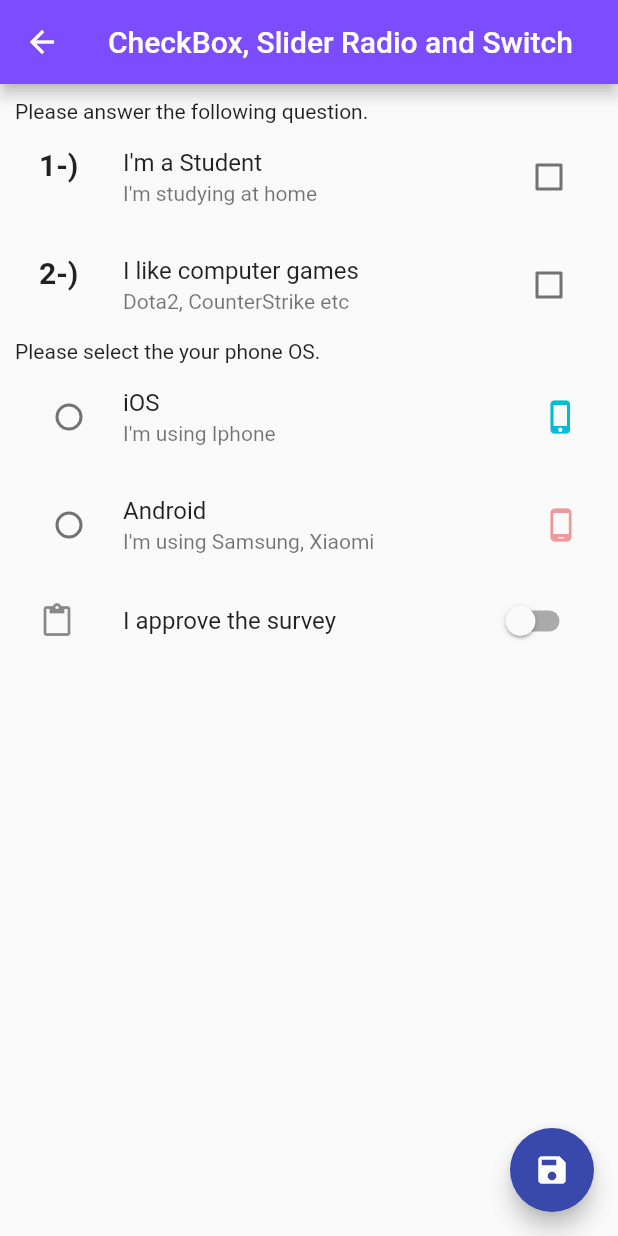
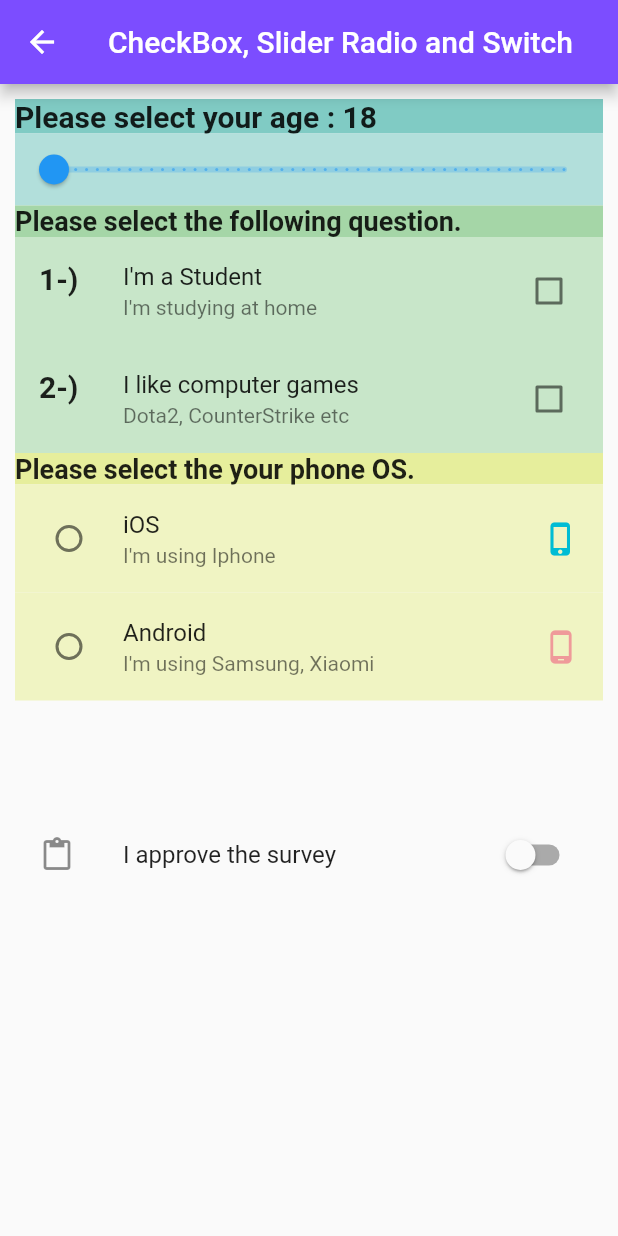
Before and after one commit to bekirduran/RemindMyFlutterTutorial, a Flutter app: the CheckBoxRadioAndSwitch screen opened by its route, on a phone screen of 412 x 824 dp. Run offline on Flutter 3.47's test engine with Material 2 defaults, Android fonts, the phone set to English and light mode, and no system bars.

Commit message:
CheckBox, Slider Radio and Switch Tutorial

```diff
--- a/lib/konular/checkbox_radio_switch_usage.dart
+++ b/lib/konular/checkbox_radio_switch_usage.dart
@@ -10,6 +10,7 @@ class _CheckBoxRadioAndSwitchState extends State<CheckBoxRadioAndSwitch> {
   bool checkBoxStatus = false;
   bool checkBox2Status = false;
   bool switchStatus = false;
+  double sliderStatus = 18;
   String radioSelected = "";
 
   @override
@@ -26,24 +27,45 @@ class _CheckBoxRadioAndSwitchState extends State<CheckBoxRadioAndSwitch> {
           padding: EdgeInsets.all(10),
           child: ListView(
             children: <Widget>[
-              Text("Please answer the following question."),
-              buildCheckBoxUsage(),
-              buildCheckBoxUsage2(),
-              Text("Please select the your phone OS."),
-              buildRadioListTile(),
-              buildRadioListTile2(),
+              Container(color: Colors.teal.shade200,child: Text("Please select your age : ${sliderStatus.floor()}",style: TextStyle(fontSize: 20, fontWeight: FontWeight.bold),)),
+              Container(color:Colors.teal.shade100,child: buildSlider()),
+
+              Container(color: Colors.green.shade200,child: Text("Please select the following question.",style: TextStyle(fontSize: 18, fontWeight: FontWeight.bold))),
+              Container(color: Colors.green.shade100,child: buildCheckBoxUsage()),
+              Container(color: Colors.green.shade100,child: buildCheckBoxUsage2()),
+
+              Container(color: Colors.lime.shade200,child: Text("Please select the your phone OS.",style: TextStyle(fontSize: 18, fontWeight: FontWeight.bold))),
+              Container(color: Colors.lime.shade100,child: buildRadioListTile()),
+              Container(color: Colors.lime.shade100,child: buildRadioListTile2()),
+              SizedBox(height: 75,),
               buildSwitchlistTile()
             ],
           ),
         ),
-        floatingActionButton: FloatingActionButton(
-          child: Icon(Icons.save),
-          onPressed: ()=> print("Saved"),
-        ),
+        floatingActionButton: Visibility(
+          visible: switchStatus?true:false, // if approve the survey then this button will be visible
+          child: FloatingActionButton(
+            child: Icon(Icons.save),
+            onPressed: _surveyRegister,
+            elevation: 5,
+
+          ),
+        )
       ),
     );
   }
 
+// floatingActionButton onPressed func.
+  void _surveyRegister(){
+
+    print("1-) User age is : ${sliderStatus.floor().toString()}\n"
+        "2-) Is user student: ${checkBoxStatus?"Yes":"No"}\n"
+        "3-) Is user like computer games : ${checkBox2Status? "Yes" : "No"}\n"
+        "4-) User is using phone OS : $radioSelected \n"
+        "5-) Survey is  : ${switchStatus?"APPROVED":"REJECT"}  " );
+  }
+
+  // ------------------------------------- CheckBox builder method
   Widget buildCheckBoxUsage() {
     return CheckboxListTile(
       value: checkBoxStatus,
@@ -63,6 +85,8 @@ class _CheckBoxRadioAndSwitchState extends State<CheckBoxRadioAndSwitch> {
     );
   }
 
+
+  // -------------------------------------CheckBox builder method
   Widget buildCheckBoxUsage2() {
     return CheckboxListTile(
       value: checkBox2Status,
@@ -82,6 +106,9 @@ class _CheckBoxRadioAndSwitchState extends State<CheckBoxRadioAndSwitch> {
     );
   }
 
+
+  //------------------------------------- Radio Button builder method
+
   Widget buildRadioListTile() {
     return RadioListTile<String>(
       value: "iOS",
@@ -97,6 +124,8 @@ class _CheckBoxRadioAndSwitchState extends State<CheckBoxRadioAndSwitch> {
       secondary: Icon(Icons.phone_iphone,color: Colors.cyan),
     );
   }
+
+  // -------------------------------------Radio Button builder method
 
   Widget buildRadioListTile2() {
     return RadioListTile<String>(
@@ -114,6 +143,8 @@ class _CheckBoxRadioAndSwitchState extends State<CheckBoxRadioAndSwitch> {
     );
   }
 
+  //------------------------------------- Switch builder method
+
   Widget buildSwitchlistTile(){
     return SwitchListTile(value: switchStatus, onChanged: (newValue){
       setState(() {
@@ -126,4 +157,21 @@ class _CheckBoxRadioAndSwitchState extends State<CheckBoxRadioAndSwitch> {
     );
   }
 
+
+  //------------------------------------- Slider builder method
+
+  Widget buildSlider(){
+    return Slider(value: sliderStatus, onChanged:(newSliderStatus){
+      setState(() {
+        sliderStatus = newSliderStatus;
+        print("Age is : $sliderStatus");
+      });
+    },
+      min: 18,
+      max: 65,
+      divisions: 47,
+      label: sliderStatus.floor().toString(),
+    );
+  }
+
 }
```
